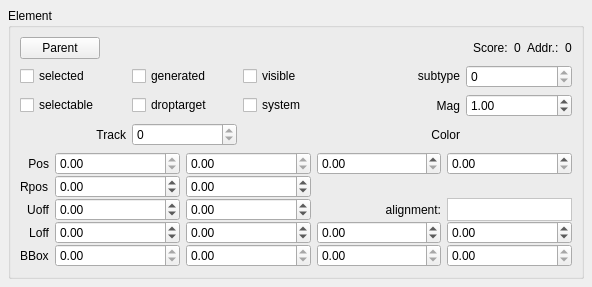
This is mscore/mscore/element.ui in musescore/musescore-old as Qt 5 draws it before an edit. The edited form follows.
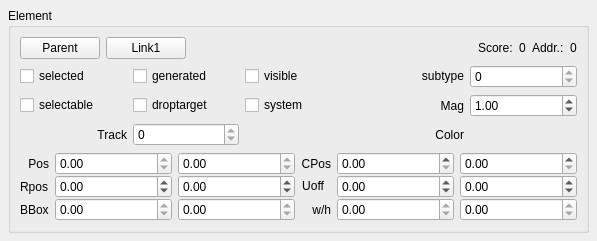
This is the edited form. Custom widgets are drawn as their Qt base class.

```diff
--- a/mscore/mscore/element.ui
+++ b/mscore/mscore/element.ui
@@ -6,8 +6,8 @@
    <rect>
     <x>0</x>
     <y>0</y>
-    <width>592</width>
-    <height>273</height>
+    <width>597</width>
+    <height>229</height>
    </rect>
   </property>
   <property name="windowTitle">
@@ -50,6 +50,13 @@
           </property>
          </widget>
         </item>
+        <item>
+         <widget class="QPushButton" name="link1">
+          <property name="text">
+           <string>Link1</string>
+          </property>
+         </widget>
+        </item>
         <item>
          <spacer>
           <property name="orientation">
@@ -201,6 +208,12 @@
         </item>
         <item row="1" column="6">
          <widget class="QDoubleSpinBox" name="mag">
+          <property name="sizePolicy">
+           <sizepolicy hsizetype="Preferred" vsizetype="Fixed">
+            <horstretch>0</horstretch>
+            <verstretch>0</verstretch>
+           </sizepolicy>
+          </property>
           <property name="toolTip">
            <string notr="true"/>
           </property>
@@ -347,30 +360,7 @@
           </property>
          </widget>
         </item>
-        <item row="2" column="0">
-         <widget class="QLabel" name="label_10">
-          <property name="text">
-           <string notr="true" comment="do not translate">Uoff</string>
-          </property>
-          <property name="alignment">
-           <set>Qt::AlignRight|Qt::AlignTrailing|Qt::AlignVCenter</set>
-          </property>
-         </widget>
-        </item>
         <item row="3" column="0">
-         <widget class="QLabel" name="label_6">
-          <property name="text">
-           <string notr="true" comment="do not translate">Loff</string>
-          </property>
-          <property name="textFormat">
-           <enum>Qt::PlainText</enum>
-          </property>
-          <property name="alignment">
-           <set>Qt::AlignRight|Qt::AlignTrailing|Qt::AlignVCenter</set>
-          </property>
-         </widget>
-        </item>
-        <item row="4" column="0">
          <widget class="QLabel" name="label_7">
           <property name="sizePolicy">
            <sizepolicy hsizetype="Maximum" vsizetype="Preferred">
@@ -386,7 +376,7 @@
           </property>
          </widget>
         </item>
-        <item row="4" column="1">
+        <item row="3" column="1">
          <widget class="QDoubleSpinBox" name="bboxx">
           <property name="sizePolicy">
            <sizepolicy hsizetype="Preferred" vsizetype="Fixed">
@@ -408,7 +398,7 @@
           </property>
          </widget>
         </item>
-        <item row="4" column="2">
+        <item row="3" column="2">
          <widget class="QDoubleSpinBox" name="bboxy">
           <property name="sizePolicy">
            <sizepolicy hsizetype="Preferred" vsizetype="Fixed">
@@ -430,7 +420,7 @@
           </property>
          </widget>
         </item>
-        <item row="4" column="3">
+        <item row="3" column="4">
          <widget class="QDoubleSpinBox" name="bboxw">
           <property name="sizePolicy">
            <sizepolicy hsizetype="Preferred" vsizetype="Fixed">
@@ -452,8 +442,14 @@
           </property>
          </widget>
         </item>
-        <item row="4" column="4">
+        <item row="3" column="5">
          <widget class="QDoubleSpinBox" name="bboxh">
+          <property name="sizePolicy">
+           <sizepolicy hsizetype="Preferred" vsizetype="Fixed">
+            <horstretch>0</horstretch>
+            <verstretch>0</verstretch>
+           </sizepolicy>
+          </property>
           <property name="toolTip">
            <string notr="true"/>
           </property>
@@ -468,7 +464,7 @@
           </property>
          </widget>
         </item>
-        <item row="0" column="3">
+        <item row="0" column="4">
          <widget class="QDoubleSpinBox" name="cposx">
           <property name="sizePolicy">
            <sizepolicy hsizetype="Preferred" vsizetype="Fixed">
@@ -484,32 +480,7 @@
           </property>
          </widget>
         </item>
-        <item row="2" column="1">
-         <widget class="QDoubleSpinBox" name="offsetx">
-          <property name="sizePolicy">
-           <sizepolicy hsizetype="Preferred" vsizetype="Fixed">
-            <horstretch>0</horstretch>
-            <verstretch>0</verstretch>
-           </sizepolicy>
-          </property>
-          <property name="toolTip">
-           <string notr="true">user x offset</string>
-          </property>
-          <property name="suffix">
-           <string comment="do not translate"/>
-          </property>
-          <property name="minimum">
-           <double>-100000.000000000000000</double>
-          </property>
-          <property name="maximum">
-           <double>100000.000000000000000</double>
-          </property>
-          <property name="singleStep">
-           <double>0.100000000000000</double>
-          </property>
-         </widget>
-        </item>
-        <item row="0" column="4">
+        <item row="0" column="5">
          <widget class="QDoubleSpinBox" name="cposy">
           <property name="sizePolicy">
            <sizepolicy hsizetype="Preferred" vsizetype="Fixed">
@@ -525,181 +496,14 @@
           </property>
          </widget>
         </item>
-        <item row="3" column="1">
-         <widget class="QDoubleSpinBox" name="layoutXoff">
-          <property name="toolTip">
-           <string notr="true">layout x offset</string>
-          </property>
-          <property name="minimum">
-           <double>-100000.000000000000000</double>
-          </property>
-          <property name="maximum">
-           <double>100000.000000000000000</double>
-          </property>
-         </widget>
-        </item>
-        <item row="2" column="2">
-         <widget class="QDoubleSpinBox" name="offsety">
-          <property name="sizePolicy">
-           <sizepolicy hsizetype="Preferred" vsizetype="Fixed">
-            <horstretch>0</horstretch>
-            <verstretch>0</verstretch>
-           </sizepolicy>
-          </property>
-          <property name="toolTip">
-           <string notr="true"/>
-          </property>
-          <property name="suffix">
-           <string comment="do not translate"/>
-          </property>
-          <property name="minimum">
-           <double>-100000.000000000000000</double>
-          </property>
-          <property name="maximum">
-           <double>100000.000000000000000</double>
-          </property>
-          <property name="singleStep">
-           <double>0.100000000000000</double>
-          </property>
-         </widget>
-        </item>
-        <item row="3" column="2">
-         <widget class="QDoubleSpinBox" name="layoutYoff">
-          <property name="toolTip">
-           <string notr="true">layout y offset</string>
-          </property>
-          <property name="minimum">
-           <double>-100000.000000000000000</double>
-          </property>
-          <property name="maximum">
-           <double>100000.000000000000000</double>
-          </property>
-         </widget>
-        </item>
-        <item row="3" column="3">
-         <widget class="QDoubleSpinBox" name="layoutRXoff">
-          <property name="toolTip">
-           <string notr="true">layout relative x offset</string>
-          </property>
-          <property name="minimum">
-           <double>-100000.000000000000000</double>
-          </property>
-          <property name="maximum">
-           <double>100000.000000000000000</double>
-          </property>
-         </widget>
-        </item>
-        <item row="3" column="4">
-         <widget class="QDoubleSpinBox" name="layoutRYoff">
-          <property name="toolTip">
-           <string notr="true">layout relative y offset</string>
-          </property>
-          <property name="minimum">
-           <double>-100000.000000000000000</double>
-          </property>
-          <property name="maximum">
-           <double>100000.000000000000000</double>
-          </property>
-         </widget>
-        </item>
-        <item row="2" column="3">
-         <widget class="QLabel" name="label_2">
-          <property name="toolTip">
-           <string notr="true"/>
-          </property>
-          <property name="text">
-           <string>alignment:</string>
-          </property>
-          <property name="alignment">
-           <set>Qt::AlignRight|Qt::AlignTrailing|Qt::AlignVCenter</set>
-          </property>
-         </widget>
-        </item>
-        <item row="2" column="4">
-         <widget class="QLabel" name="alignment">
-          <property name="palette">
-           <palette>
-            <active>
-             <colorrole role="Base">
-              <brush brushstyle="SolidPattern">
-               <color alpha="255">
-                <red>255</red>
-                <green>255</green>
-                <blue>255</blue>
-               </color>
-              </brush>
-             </colorrole>
-             <colorrole role="Window">
-              <brush brushstyle="SolidPattern">
-               <color alpha="255">
-                <red>255</red>
-                <green>255</green>
-                <blue>255</blue>
-               </color>
-              </brush>
-             </colorrole>
-            </active>
-            <inactive>
-             <colorrole role="Base">
-              <brush brushstyle="SolidPattern">
-               <color alpha="255">
-                <red>255</red>
-                <green>255</green>
-                <blue>255</blue>
-               </color>
-              </brush>
-             </colorrole>
-             <colorrole role="Window">
-              <brush brushstyle="SolidPattern">
-               <color alpha="255">
-                <red>255</red>
-                <green>255</green>
-                <blue>255</blue>
-               </color>
-              </brush>
-             </colorrole>
-            </inactive>
-            <disabled>
-             <colorrole role="Base">
-              <brush brushstyle="SolidPattern">
-               <color alpha="255">
-                <red>255</red>
-                <green>255</green>
-                <blue>255</blue>
-               </color>
-              </brush>
-             </colorrole>
-             <colorrole role="Window">
-              <brush brushstyle="SolidPattern">
-               <color alpha="255">
-                <red>255</red>
-                <green>255</green>
-                <blue>255</blue>
-               </color>
-              </brush>
-             </colorrole>
-            </disabled>
-           </palette>
-          </property>
-          <property name="toolTip">
-           <string notr="true"/>
-          </property>
-          <property name="autoFillBackground">
-           <bool>true</bool>
-          </property>
-          <property name="frameShape">
-           <enum>QFrame::StyledPanel</enum>
-          </property>
-          <property name="frameShadow">
-           <enum>QFrame::Sunken</enum>
-          </property>
-          <property name="text">
-           <string notr="true"/>
-          </property>
-         </widget>
-        </item>
         <item row="1" column="1">
          <widget class="QDoubleSpinBox" name="readPosX">
+          <property name="sizePolicy">
+           <sizepolicy hsizetype="Preferred" vsizetype="Fixed">
+            <horstretch>0</horstretch>
+            <verstretch>0</verstretch>
+           </sizepolicy>
+          </property>
           <property name="toolTip">
            <string notr="true">read x position</string>
           </property>
@@ -713,6 +517,12 @@
         </item>
         <item row="1" column="2">
          <widget class="QDoubleSpinBox" name="readPosY">
+          <property name="sizePolicy">
+           <sizepolicy hsizetype="Preferred" vsizetype="Fixed">
+            <horstretch>0</horstretch>
+            <verstretch>0</verstretch>
+           </sizepolicy>
+          </property>
           <property name="toolTip">
            <string notr="true">read y position</string>
           </property>
@@ -731,6 +541,92 @@
           </property>
          </widget>
         </item>
+        <item row="1" column="3">
+         <widget class="QLabel" name="label_10">
+          <property name="sizePolicy">
+           <sizepolicy hsizetype="Fixed" vsizetype="Fixed">
+            <horstretch>0</horstretch>
+            <verstretch>0</verstretch>
+           </sizepolicy>
+          </property>
+          <property name="text">
+           <string notr="true" comment="do not translate">Uoff</string>
+          </property>
+          <property name="alignment">
+           <set>Qt::AlignRight|Qt::AlignTrailing|Qt::AlignVCenter</set>
+          </property>
+         </widget>
+        </item>
+        <item row="1" column="4">
+         <widget class="QDoubleSpinBox" name="offsetx">
+          <property name="sizePolicy">
+           <sizepolicy hsizetype="Preferred" vsizetype="Fixed">
+            <horstretch>0</horstretch>
+            <verstretch>0</verstretch>
+           </sizepolicy>
+          </property>
+          <property name="toolTip">
+           <string notr="true">user x offset</string>
+          </property>
+          <property name="suffix">
+           <string comment="do not translate"/>
+          </property>
+          <property name="minimum">
+           <double>-100000.000000000000000</double>
+          </property>
+          <property name="maximum">
+           <double>100000.000000000000000</double>
+          </property>
+          <property name="singleStep">
+           <double>0.100000000000000</double>
+          </property>
+         </widget>
+        </item>
+        <item row="1" column="5">
+         <widget class="QDoubleSpinBox" name="offsety">
+          <property name="sizePolicy">
+           <sizepolicy hsizetype="Preferred" vsizetype="Fixed">
+            <horstretch>0</horstretch>
+            <verstretch>0</verstretch>
+           </sizepolicy>
+          </property>
+          <property name="toolTip">
+           <string notr="true"/>
+          </property>
+          <property name="suffix">
+           <string comment="do not translate"/>
+          </property>
+          <property name="minimum">
+           <double>-100000.000000000000000</double>
+          </property>
+          <property name="maximum">
+           <double>100000.000000000000000</double>
+          </property>
+          <property name="singleStep">
+           <double>0.100000000000000</double>
+          </property>
+         </widget>
+        </item>
+        <item row="0" column="3">
+         <widget class="QLabel" name="label_2">
+          <property name="text">
+           <string>CPos</string>
+          </property>
+          <property name="alignment">
+           <set>Qt::AlignRight|Qt::AlignTrailing|Qt::AlignVCenter</set>
+          </property>
+         </widget>
+        </item>
+        <item row="3" column="3">
+         <widget class="QLabel" name="label_6">
+          <property name="text">
+           <string>w/h</string>
+          </property>
+          <property name="alignment">
+           <set>Qt::AlignRight|Qt::AlignTrailing|Qt::AlignVCenter</set>
+          </property>
+         </widget>
+        </item>
        </layout>
       </item>
      </layout>
```
